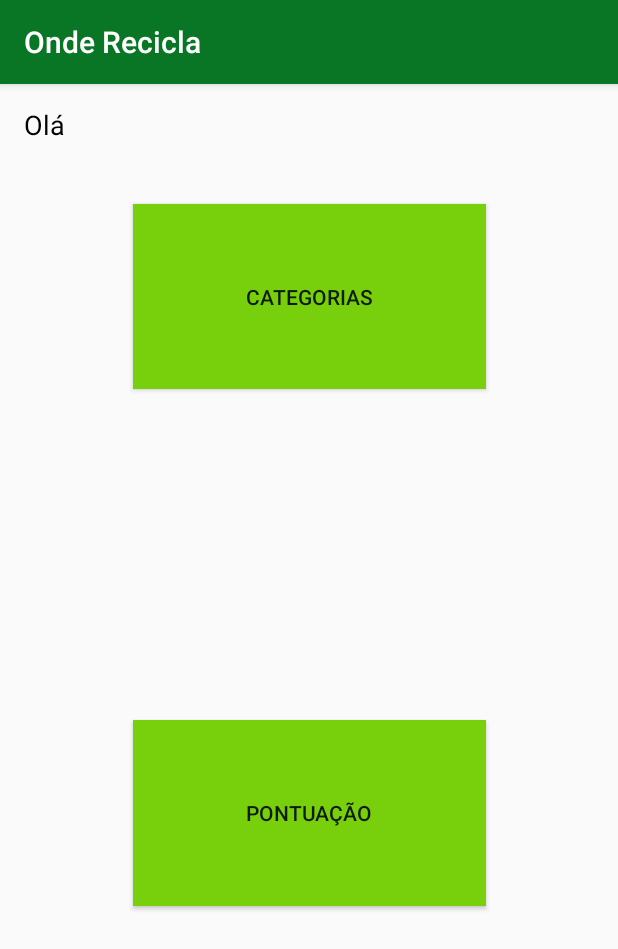
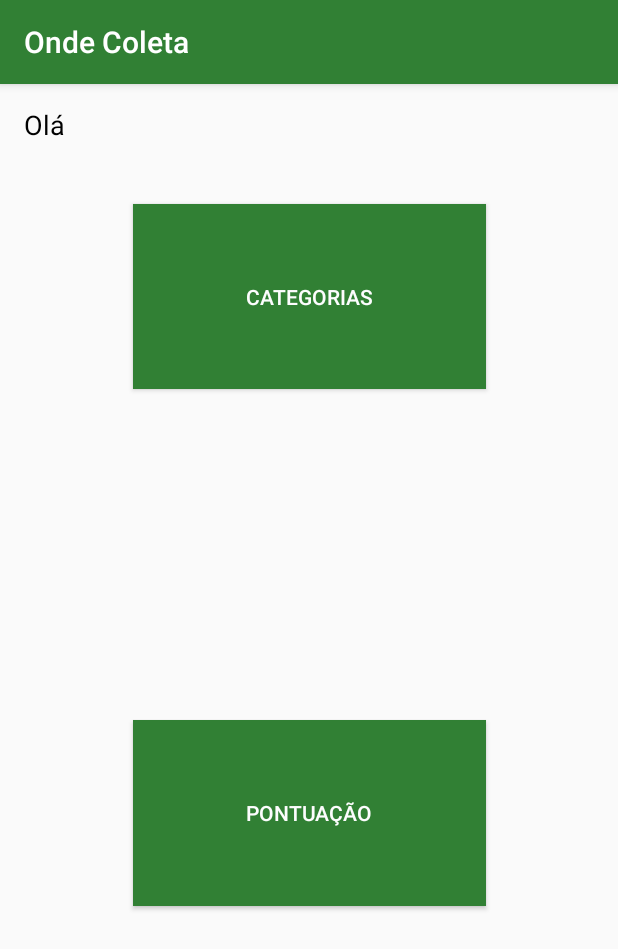
Before and after one commit to rodrigobecher/ondeReciclaAndroid, an Android app: the MenuCliente screen opened directly, with no data from a screen before it, on a phone screen of 412 x 824 dp. Shown: the top 949 px of the screen. Run offline under Robolectric (Android 15) with nearby library versions, the phone set to English and light mode, and no system bars; 1 statement that could not run was skipped.

Commit message:
ajustes no WS

```diff
--- a/app/src/main/java/senac/tcc/rodrigo/ondeReciclaAndroid/senac/tcc/rodrigo/onderecicla/MenuCliente.java
+++ b/app/src/main/java/senac/tcc/rodrigo/ondeReciclaAndroid/senac/tcc/rodrigo/onderecicla/MenuCliente.java
@@ -3,9 +3,12 @@ package senac.tcc.rodrigo.ondeReciclaAndroid.senac.tcc.rodrigo.onderecicla;
 import android.content.Intent;
 import android.support.v7.app.AppCompatActivity;
 import android.os.Bundle;
+import android.view.View;
+import android.widget.Button;
 import android.widget.EditText;
 import android.widget.TextView;
 
+import senac.tcc.rodrigo.ondeReciclaAndroid.activity_empresa;
 import senac.tcc.rodrigo.ondeReciclaAndroid.senac.tcc.rodrigo.onderecicla.model.Cliente;
 import senac.tcc.rodrigo.onderecicla.R;
 
@@ -13,6 +16,7 @@ public class MenuCliente extends AppCompatActivity {
 
     private Cliente cliente;
     private TextView nome;
+    private Button botaoCategoria;
     @Override
     protected void onCreate(Bundle savedInstanceState) {
         super.onCreate(savedInstanceState);
@@ -23,5 +27,15 @@ public class MenuCliente extends AppCompatActivity {
         nome = (TextView) findViewById(R.id.nomeCliente);
         nome.setText(cliente.getNome());
 
+        botaoCategoria = (Button) findViewById(R.id.categoriaID);
+
+        botaoCategoria.setOnClickListener(new View.OnClickListener() {
+            @Override
+            public void onClick(View v) {
+                Intent intent = new Intent(MenuCliente.this, activity_empresa.class);
+                startActivity(intent);
+            }
+        });
+
     }
 }
--- a/app/src/main/res/layout/activity_menu_cliente.xml
+++ b/app/src/main/res/layout/activity_menu_cliente.xml
@@ -7,7 +7,7 @@
     tools:context="senac.tcc.rodrigo.ondeReciclaAndroid.senac.tcc.rodrigo.onderecicla.MenuCliente">
 
     <Button
-        android:id="@+id/categorias2"
+        android:id="@+id/categoriaID"
         android:layout_width="235dp"
         android:layout_height="123dp"
         android:layout_marginEnd="8dp"
@@ -15,8 +15,9 @@
         android:layout_marginRight="8dp"
         android:layout_marginStart="8dp"
         android:layout_marginTop="80dp"
-        android:background="#77d00b"
+        android:background="@color/colorPrimary"
         android:text="Categorias"
+        android:textColor="@color/Fundo"
         app:layout_constraintEnd_toEndOf="parent"
         app:layout_constraintHorizontal_bias="0.503"
         app:layout_constraintStart_toStartOf="parent"
@@ -32,47 +33,48 @@
         android:layout_marginRight="8dp"
         android:layout_marginStart="8dp"
         android:layout_marginTop="8dp"
-        android:background="#77d00b"
+        android:background="@color/colorPrimary"
         android:text="Pontuação"
+        android:textColor="@color/Fundo"
         app:layout_constraintBottom_toBottomOf="parent"
         app:layout_constraintEnd_toEndOf="parent"
         app:layout_constraintStart_toStartOf="parent"
-        app:layout_constraintTop_toBottomOf="@+id/categorias2" />
+        app:layout_constraintTop_toBottomOf="@+id/categoriaID" />
 
     <TextView
         android:id="@+id/textView2"
         android:layout_width="wrap_content"
         android:layout_height="wrap_content"
         android:layout_marginBottom="8dp"
-        android:layout_marginEnd="8dp"
         android:layout_marginLeft="16dp"
-        android:layout_marginRight="8dp"
         android:layout_marginStart="16dp"
         android:layout_marginTop="8dp"
         android:fontFamily="sans-serif"
         android:text="Olá"
         android:textColor="@android:color/black"
         android:textSize="18sp"
-        app:layout_constraintBottom_toTopOf="@+id/categorias2"
-        app:layout_constraintEnd_toStartOf="@+id/nomeCliente"
-        app:layout_constraintHorizontal_bias="0.0"
+        app:layout_constraintBottom_toTopOf="@+id/categoriaID"
         app:layout_constraintStart_toStartOf="parent"
         app:layout_constraintTop_toTopOf="parent"
         app:layout_constraintVertical_bias="0.177" />
 
     <TextView
         android:id="@+id/nomeCliente"
-        android:layout_width="wrap_content"
-        android:layout_height="wrap_content"
+        android:layout_width="239dp"
+        android:layout_height="28dp"
         android:layout_marginBottom="8dp"
-        android:layout_marginEnd="308dp"
-        android:layout_marginRight="308dp"
+        android:layout_marginEnd="16dp"
+        android:layout_marginLeft="8dp"
+        android:layout_marginRight="16dp"
+        android:layout_marginStart="8dp"
         android:layout_marginTop="16dp"
         android:fontFamily="sans-serif-condensed"
         android:textColor="@android:color/black"
         android:textSize="18sp"
-        app:layout_constraintBottom_toTopOf="@+id/categorias2"
+        app:layout_constraintBottom_toTopOf="@+id/categoriaID"
         app:layout_constraintEnd_toEndOf="parent"
+        app:layout_constraintHorizontal_bias="0.41"
+        app:layout_constraintStart_toEndOf="@+id/textView2"
         app:layout_constraintTop_toTopOf="parent"
         app:layout_constraintVertical_bias="0.0" />
 </android.support.constraint.ConstraintLayout>
--- a/app/src/main/res/values/colors.xml
+++ b/app/src/main/res/values/colors.xml
@@ -1,7 +1,7 @@
 <?xml version="1.0" encoding="utf-8"?>
 <resources>
-    <color name="colorPrimary">#097625</color>
+    <color name="colorPrimary">#318034</color>
     <color name="colorPrimaryDark">#097625</color>
     <color name="colorAccent">#c9c9c8</color>
-    <color name="Fundo">#effdef</color>
+    <color name="Fundo">#fdfdfe</color>
 </resources>
--- a/app/src/main/res/values/strings.xml
+++ b/app/src/main/res/values/strings.xml
@@ -1,5 +1,5 @@
 <resources>
-    <string name="app_name">Onde Recicla</string>
+    <string name="app_name">Onde Coleta</string>
     <string name="action_settings">Settings</string>
 
     <!-- Strings related to login -->
@@ -14,5 +14,5 @@
     <string name="permission_rationale">"Contacts permissions are needed for providing email
         completions."
     </string>
-    <string name="title_activity_login">Onde Recicla</string>
+    <string name="title_activity_login">Onde Coleta</string>
 </resources>
```
Also changed, not shown: app/src/main/java/senac/tcc/rodrigo/ondeReciclaAndroid/EmpresaAdapter.java (+18 -2 lines), app/src/main/java/senac/tcc/rodrigo/ondeReciclaAndroid/activity_empresa.java (+16 -0 lines), app/src/main/java/senac/tcc/rodrigo/ondeReciclaAndroid/senac/tcc/rodrigo/onderecicla/WebClient.java (+15 -3 lines), app/src/main/java/senac/tcc/rodrigo/ondeReciclaAndroid/senac/tcc/rodrigo/onderecicla/WsRest/ClienteTask.java (+11 -1 lines), app/src/main/java/senac/tcc/rodrigo/ondeReciclaAndroid/senac/tcc/rodrigo/onderecicla/WsRest/ClienteTaskLogin.java (+12 -2 lines), app/src/main/res/layout/activity_login.xml (+21 -4 lines), app/src/main/res/drawable/logo.png.
